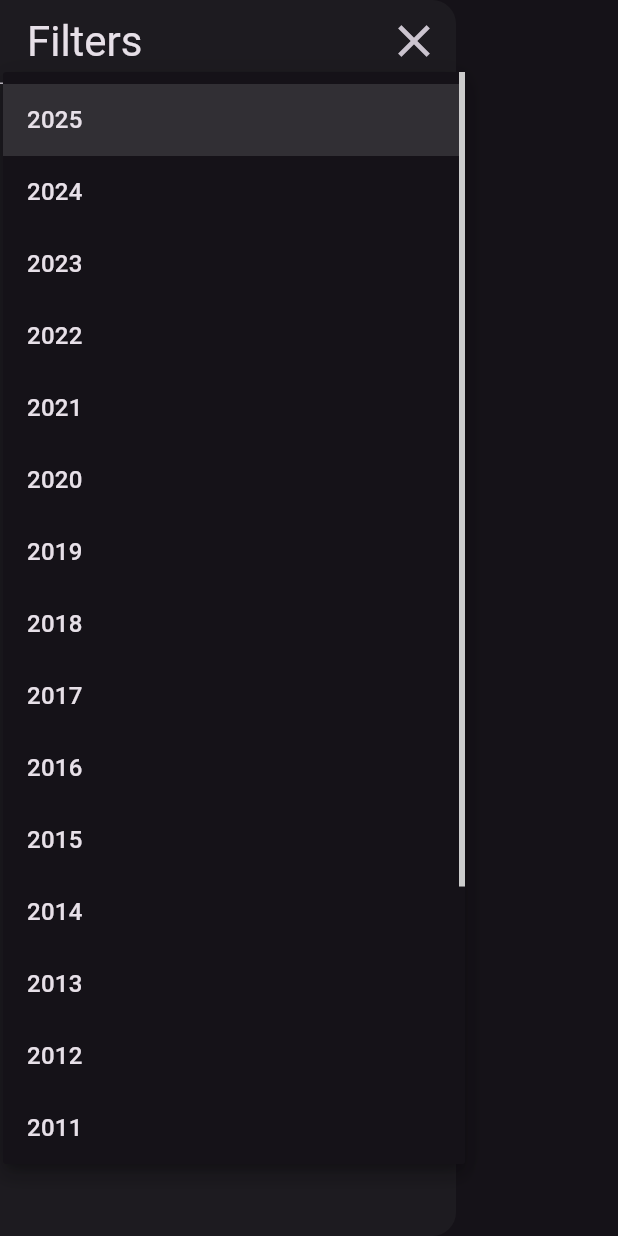
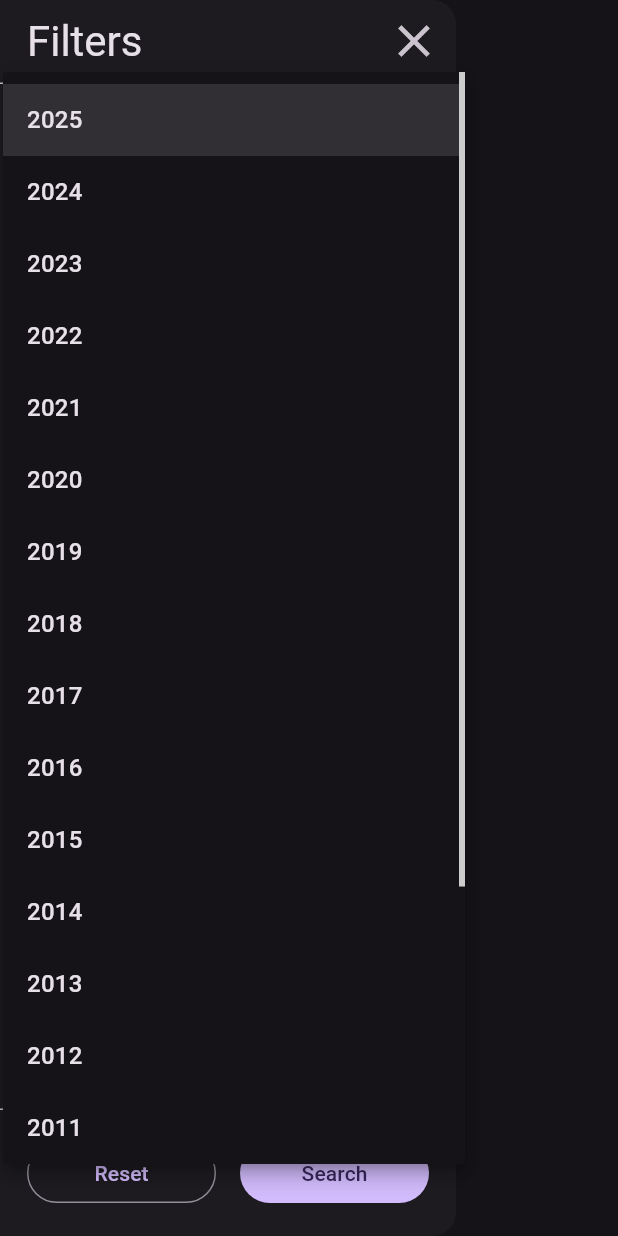
Before and after one commit to cjpearson-dev/flutter_space_x, a Flutter app: the LaunchFilterMenu widget shown alone on an empty page, opened directly, after a tap on "Year", on a phone screen of 412 x 824 dp. Run offline on Flutter 3.47's test engine with Material 3 defaults, Android fonts, the phone set to English and light mode, and no system bars; our stand-ins replace auto_route, cached_network_image, flutter_bloc, freezed_annotation, get_it; generated files the repository leaves out were written again; network calls fail; statements that could not run were skipped.

Commit message:
Add search & reset buttons to launch filter menu

```diff
--- a/lib/i18n/arb/app_en.arb
+++ b/lib/i18n/arb/app_en.arb
@@ -39,6 +39,14 @@
   "@yearSelectorLabel": {
     "description": "The label for the filter by year dropdown selector"
   },
+  "searchButtonText": "Search",
+  "@searchButtonText": {
+    "description": "The text displayed on search buttons"
+  },
+  "resetButtonText": "Reset",
+  "@resetButtonText": {
+    "description": "The text displayed on form reset buttons"
+  },
   "failureLabel": "Failure",
   "@failureLabel": {
     "description": "The text displayed denoting an unsuccessful launch"
--- a/lib/ui/views/launches_list/state/launches_list_cubit.dart
+++ b/lib/ui/views/launches_list/state/launches_list_cubit.dart
@@ -107,6 +107,11 @@ final class LaunchesListCubit extends Cubit<LaunchesListState> {
     emit(state.copyWith(yearFilter: year));
   }
 
+  void resetFilters() {
+    emit(state.copyWith(yearFilter: null));
+    load();
+  }
+
   bool onScrollNotification(ScrollNotification scrollInfo) {
     // Tweak this value as necessary to get as seamless a lazy loading scroll as possible.
     final double triggerOffset = 300; // Trigger refresh when 300px from bottom
--- a/lib/ui/widgets/launch_filter_menu.dart
+++ b/lib/ui/widgets/launch_filter_menu.dart
@@ -66,6 +66,44 @@ class LaunchFilterMenu extends StatelessWidget {
                 ),
               ),
             ),
+            Container(
+              constraints: BoxConstraints(minHeight: kToolbarHeight),
+              padding: EdgeInsets.all(18.0),
+              decoration: BoxDecoration(
+                border: Border(
+                  top: BorderSide(
+                    color: ColorScheme.of(context).onSurfaceVariant,
+                  ),
+                ),
+              ),
+              child: Row(
+                mainAxisAlignment: MainAxisAlignment.spaceBetween,
+                crossAxisAlignment: CrossAxisAlignment.center,
+                spacing: 16.0,
+                children: [
+                  Expanded(
+                    child: OutlinedButton(
+                      onPressed: () {
+                        context.read<LaunchesListCubit>().resetFilters();
+                        // Close drawer after selection.
+                        Scaffold.of(context).closeEndDrawer();
+                      },
+                      child: Text(context.localizations.resetButtonText),
+                    ),
+                  ),
+                  Expanded(
+                    child: FilledButton(
+                      onPressed: () {
+                        context.read<LaunchesListCubit>().load();
+                        // Close drawer after selection.
+                        Scaffold.of(context).closeEndDrawer();
+                      },
+                      child: Text(context.localizations.searchButtonText),
+                    ),
+                  ),
+                ],
+              ),
+            ),
           ],
         ),
       ),
```
Also changed, not shown: lib/ui/views/launches_list/view/launches_list_page.dart (+6 -17 lines).
